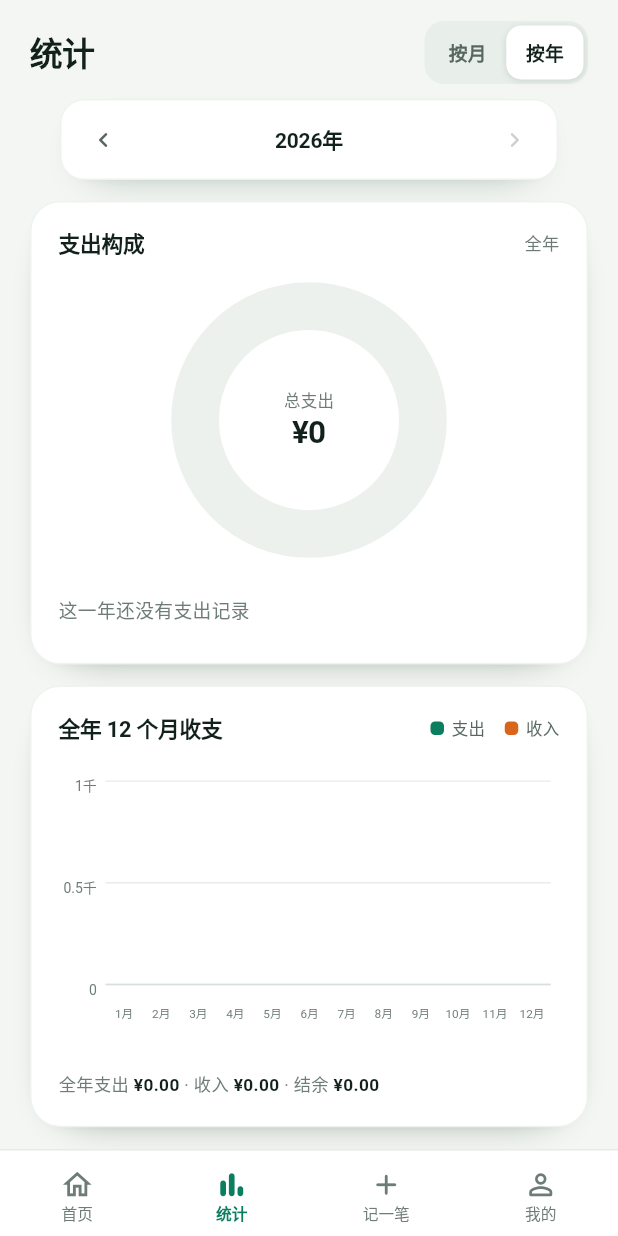
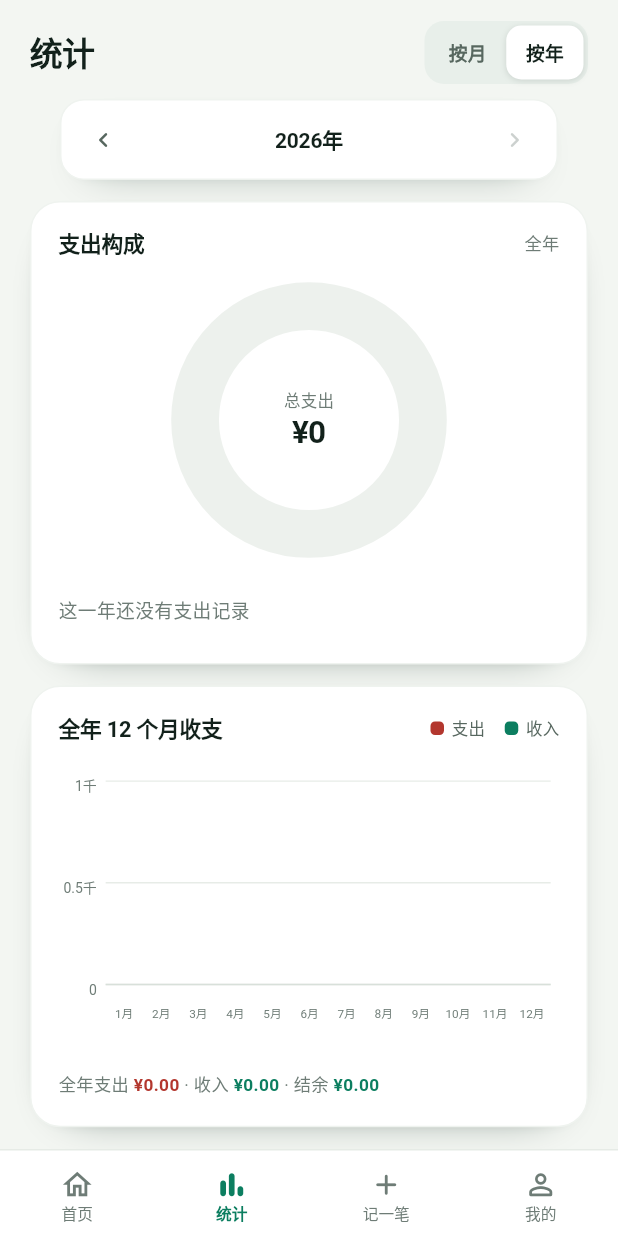
Before and after one commit to qiuzhiyei/entry-flow, a Flutter app: the screen it shows after launch, after a tap on "查看统计", after a tap on "按年", on a phone screen of 412 x 824 dp. Run offline on Flutter 3.47's test engine with Material 3 defaults, Android fonts, the phone set to English and light mode, and no system bars; our stand-ins replace file_picker, hive, hive_flutter; accounts and stored records are empty.

Commit message:
Apply red-green income and expense color semantics
Use green for income and brick red for expense across the home summary, record rows, add screen, statistics bars, legends, and summary amounts while keeping category colors unchanged.

```diff
--- a/lib/screens/add_record_screen.dart
+++ b/lib/screens/add_record_screen.dart
@@ -354,8 +354,8 @@ class _TypeSegment extends StatelessWidget {
                 label: type.label,
                 selected: value == type,
                 selectedColor: type == RecordType.income
-                    ? AppColors.amberInk
-                    : AppColors.ink,
+                    ? AppColors.income
+                    : AppColors.expense,
                 onTap: () => onChanged(type),
               ),
             ),
@@ -430,8 +430,8 @@ class _AmountDisplay extends StatelessWidget {
   @override
   Widget build(BuildContext context) {
     final isIncome = type == RecordType.income;
-    final color = isIncome ? AppColors.amberInk : AppColors.ink;
-    final currencyColor = isIncome ? AppColors.amberInk : AppColors.ink3;
+    final color = isIncome ? AppColors.income : AppColors.expense;
+    final currencyColor = isIncome ? AppColors.income : AppColors.expense;
 
     return Padding(
       padding: const EdgeInsets.fromLTRB(22, 14, 22, 4),
--- a/lib/screens/home_screen.dart
+++ b/lib/screens/home_screen.dart
@@ -94,7 +94,10 @@ class _BalanceCard extends StatelessWidget {
         children: <Widget>[
           Row(
             children: <Widget>[
-              const Text('本月支出', style: AppText.balanceLabel),
+              Text(
+                '本月支出',
+                style: AppText.balanceLabel.copyWith(color: AppColors.expense),
+              ),
               const Spacer(),
               _DeltaBadge(
                 expense: expense,
@@ -110,7 +113,7 @@ class _BalanceCard extends StatelessWidget {
               alignment: Alignment.centerLeft,
               child: Text(
                 Money.formatCents(expense),
-                style: AppText.balanceAmount,
+                style: AppText.balanceAmount.copyWith(color: AppColors.expense),
                 maxLines: 1,
               ),
             ),
@@ -124,7 +127,7 @@ class _BalanceCard extends StatelessWidget {
                 child: _BalanceStat(
                   label: '本月收入',
                   value: Money.formatCents(income),
-                  valueColor: AppColors.amberInk,
+                  valueColor: AppColors.income,
                 ),
               ),
               const SizedBox(width: 12),
@@ -132,6 +135,9 @@ class _BalanceCard extends StatelessWidget {
                 child: _BalanceStat(
                   label: '本月结余',
                   value: Money.formatCents(balance),
+                  valueColor: balance < 0
+                      ? AppColors.expense
+                      : (balance > 0 ? AppColors.income : AppColors.balanceInk),
                 ),
               ),
             ],
@@ -185,6 +191,7 @@ class _DeltaBadge extends StatelessWidget {
     final hasPrevious = previousExpense > 0;
     String label = '暂无上月数据';
     IconData? icon;
+    Color color = AppColors.ink3;
 
     if (hasPrevious) {
       final delta = expense - previousExpense;
@@ -194,6 +201,7 @@ class _DeltaBadge extends StatelessWidget {
       } else {
         final percent = delta.abs() / previousExpense * 100;
         final decreased = delta < 0;
+        color = decreased ? AppColors.income : AppColors.expense;
         label =
             '较上月${decreased ? '减少' : '增加'} '
             '${percent.toStringAsFixed(1)}%';
@@ -214,16 +222,16 @@ class _DeltaBadge extends StatelessWidget {
         mainAxisSize: MainAxisSize.min,
         children: <Widget>[
           if (icon != null) ...<Widget>[
-            Icon(icon, size: 14, color: AppColors.mintInk),
+            Icon(icon, size: 14, color: color),
             const SizedBox(width: 3),
           ],
           Text(
             label,
-            style: const TextStyle(
+            style: TextStyle(
               fontSize: 11,
               height: 1,
               fontWeight: FontWeight.w600,
-              color: AppColors.mintInk,
+              color: color,
             ),
           ),
         ],
@@ -390,8 +398,8 @@ class _RecordRow extends StatelessWidget {
             Money.signedCents(record.amountCents, record.type),
             style: AppText.recordAmount.copyWith(
               color: record.type == RecordType.income
-                  ? AppColors.amberInk
-                  : AppColors.ink,
+                  ? AppColors.income
+                  : AppColors.expense,
             ),
             maxLines: 1,
           ),
--- a/lib/screens/stats_screen.dart
+++ b/lib/screens/stats_screen.dart
@@ -618,17 +618,22 @@ class _BarCard extends StatelessWidget {
       color: AppColors.ink,
       fontWeight: FontWeight.w600,
     );
+    final expenseStyle = boldStyle.copyWith(color: AppColors.expense);
+    final incomeStyle = boldStyle.copyWith(color: AppColors.income);
+    final balanceStyle = boldStyle.copyWith(
+      color: balance < 0 ? AppColors.expense : AppColors.income,
+    );
     final summarySpans = <TextSpan>[
       if (isYear)
         const TextSpan(text: '全年支出 ')
       else
         TextSpan(text: '${currentMonth.month}月 支出 '),
-      TextSpan(text: Money.formatCents(expenseCents), style: boldStyle),
+      TextSpan(text: Money.formatCents(expenseCents), style: expenseStyle),
       const TextSpan(text: ' · 收入 '),
-      TextSpan(text: Money.formatCents(incomeCents), style: boldStyle),
+      TextSpan(text: Money.formatCents(incomeCents), style: incomeStyle),
       if (isYear) ...<TextSpan>[
         const TextSpan(text: ' · 结余 '),
-        TextSpan(text: Money.formatCents(balance), style: boldStyle),
+        TextSpan(text: Money.formatCents(balance), style: balanceStyle),
       ],
     ];
 
@@ -657,9 +662,9 @@ class _BarCard extends StatelessWidget {
                   ),
                 ),
               ),
-              const _ChartLegend(color: AppColors.mint, label: '支出'),
+              const _ChartLegend(color: AppColors.expense, label: '支出'),
               const SizedBox(width: 13),
-              const _ChartLegend(color: AppColors.amber, label: '收入'),
+              const _ChartLegend(color: AppColors.income, label: '收入'),
             ],
           ),
           const SizedBox(height: 12),
--- a/lib/theme/app_theme.dart
+++ b/lib/theme/app_theme.dart
@@ -19,6 +19,12 @@ abstract final class AppColors {
   static const mintSoft = Color(0xFFE3F2EA);
   static const mintTint = Color(0xFFF1F8F4);
   static const mintBorder = Color(0xFFD2E9DE);
+
+  /// Semantic money colors: green for money in, brick red for money out.
+  static const income = Color(0xFF0C7E60);
+  static const incomeSoft = Color(0xFFE3F2EA);
+  static const expense = Color(0xFFB3372E);
+  static const expenseSoft = Color(0xFFFBEDEA);
 
   static const amber = Color(0xFFD9651C);
   static const amberInk = Color(0xFFA8551A);
--- a/lib/widgets/finance_charts.dart
+++ b/lib/widgets/finance_charts.dart
@@ -316,7 +316,7 @@ class _BarChartPainter extends CustomPainter {
         _bottom - expenseHeight,
         barWidth,
         expenseHeight,
-        AppColors.mint,
+        AppColors.expense,
       );
       _drawBar(
         canvas,
@@ -324,7 +324,7 @@ class _BarChartPainter extends CustomPainter {
         _bottom - incomeHeight,
         barWidth,
         incomeHeight,
-        AppColors.amber,
+        AppColors.income,
       );
       _paintText(
         canvas,
--- a/pubspec.yaml
+++ b/pubspec.yaml
@@ -16,7 +16,7 @@ publish_to: 'none' # Remove this line if you wish to publish to pub.dev
 # https://developer.apple.com/library/archive/documentation/General/Reference/InfoPlistKeyReference/Articles/CoreFoundationKeys.html
 # In Windows, build-name is used as the major, minor, and patch parts
 # of the product and file versions while build-number is used as the build suffix.
-version: 1.2.0+5
+version: 1.2.1+6
 
 environment:
   sdk: ^3.13.7
```
Also changed, not shown: 1 other file.
